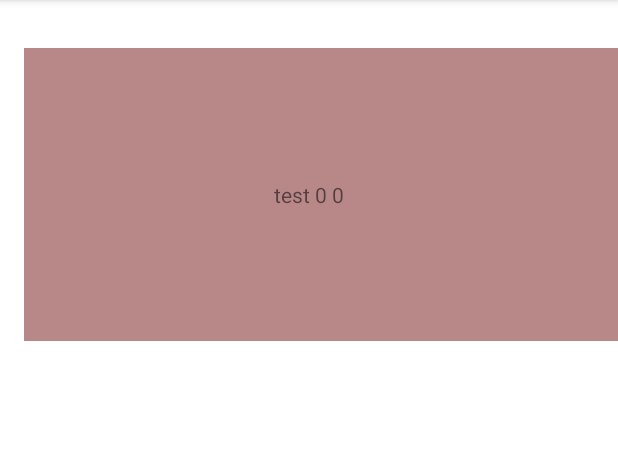
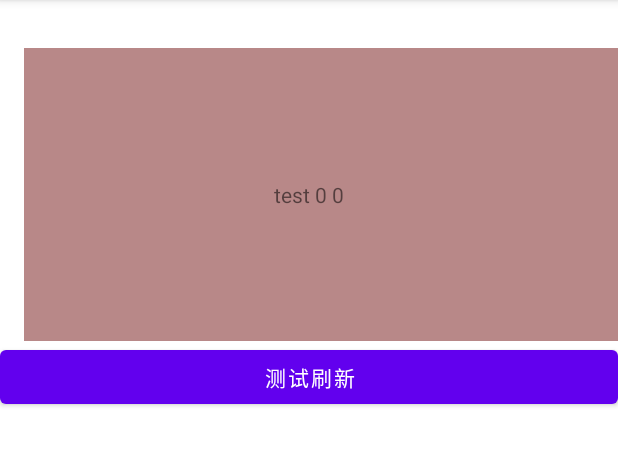
Before and after one commit to ydslib/SlideBanner, an Android app: the screen it shows after launch (MainActivity), on a phone screen of 412 x 824 dp, the part 84-550 px from its top. Run offline under Robolectric (Android 15) with nearby library versions, the phone set to English and light mode, and no system bars; our stand-ins replace data binding; 1 statement that could not run was skipped.

```diff
--- a/app/src/main/java/com/yds/slidebanner/MainActivity.kt
+++ b/app/src/main/java/com/yds/slidebanner/MainActivity.kt
@@ -27,5 +27,11 @@ class MainActivity : AppCompatActivity() {
         }
         mAdapter.taskList = list
         mAdapter.notifyDataSetChanged()
+
+
+        binding.btn.setOnClickListener {
+            list.set(0,"update")
+            mAdapter.notifyDataSetChanged()
+        }
     }
 }
--- a/app/src/main/java/com/yds/slidebanner/MyStatePageAdapter.kt
+++ b/app/src/main/java/com/yds/slidebanner/MyStatePageAdapter.kt
@@ -13,4 +13,9 @@ class MyStatePageAdapter(manager: FragmentManager, behavior: Int, var taskList:
     override fun getItem(position: Int): Fragment {
         return SlideFragment.buildFragment(taskList[position],position.toString())
     }
+
+    override fun getItemPosition(`object`: Any): Int {
+        //因为在MainActivity的btn点击后更改tasklist数据，调用notifyDataSetChanged刷新数据，结果不刷新，需要重写本方法并返回POSITION_NONE
+        return POSITION_NONE
+    }
 }
--- a/app/src/main/res/layout/activity_main.xml
+++ b/app/src/main/res/layout/activity_main.xml
@@ -26,5 +26,12 @@
             app:layout_constraintStart_toStartOf="parent"
             app:layout_constraintEnd_toEndOf="parent"
             />
+
+        <Button
+            android:id="@+id/btn"
+            android:layout_width="match_parent"
+            android:layout_height="wrap_content"
+            app:layout_constraintTop_toBottomOf="@+id/viewPager"
+            android:text="测试刷新"/>
     </androidx.constraintlayout.widget.ConstraintLayout>
 </layout>
```
